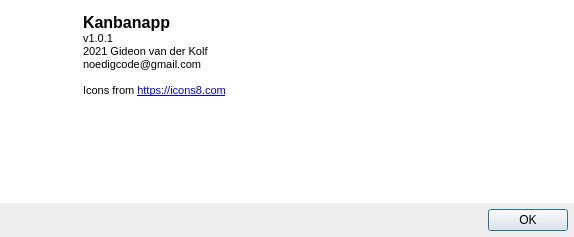
First picture: the form in src/aboutdialog.ui, repository noedigcode/Kanbanapp, before the edit.
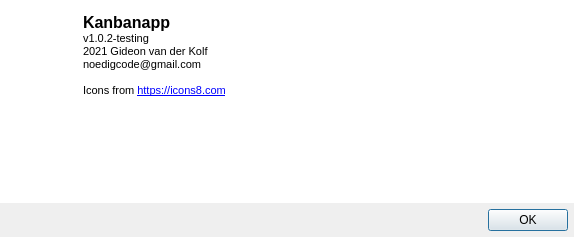
Second picture: the form after the edit. Icons and pictures are not drawn.

Commit message: Add stretch in kanban board so lists are aligned to left when window isn't full yet; Disable list move/delete buttons if no list is selected; Bump version to 1.0.2-testing.

Patch:
```diff
--- a/src/aboutdialog.ui
+++ b/src/aboutdialog.ui
@@ -96,7 +96,7 @@
 p, li { white-space: pre-wrap; }
 &lt;/style&gt;&lt;/head&gt;&lt;body style=&quot; font-family:'MS Shell Dlg 2'; font-size:8.25pt; font-weight:400; font-style:normal;&quot;&gt;
 &lt;p style=&quot; margin-top:0px; margin-bottom:0px; margin-left:0px; margin-right:0px; -qt-block-indent:0; text-indent:0px;&quot;&gt;&lt;span style=&quot; font-size:12pt; font-weight:600;&quot;&gt;Kanbanapp&lt;/span&gt;&lt;/p&gt;
-&lt;p style=&quot; margin-top:0px; margin-bottom:0px; margin-left:0px; margin-right:0px; -qt-block-indent:0; text-indent:0px;&quot;&gt;v1.0.1&lt;/p&gt;
+&lt;p style=&quot; margin-top:0px; margin-bottom:0px; margin-left:0px; margin-right:0px; -qt-block-indent:0; text-indent:0px;&quot;&gt;v1.0.2-testing&lt;/p&gt;
 &lt;p style=&quot; margin-top:0px; margin-bottom:0px; margin-left:0px; margin-right:0px; -qt-block-indent:0; text-indent:0px;&quot;&gt;&lt;span style=&quot; font-size:8pt;&quot;&gt;2021 Gideon van der Kolf&lt;/span&gt;&lt;/p&gt;
 &lt;p style=&quot; margin-top:0px; margin-bottom:0px; margin-left:0px; margin-right:0px; -qt-block-indent:0; text-indent:0px;&quot;&gt;&lt;span style=&quot; font-size:8pt;&quot;&gt;noedigcode@gmail.com&lt;/span&gt;&lt;/p&gt;
 &lt;p style=&quot;-qt-paragraph-type:empty; margin-top:0px; margin-bottom:0px; margin-left:0px; margin-right:0px; -qt-block-indent:0; text-indent:0px; font-size:8pt;&quot;&gt;&lt;br /&gt;&lt;/p&gt;
```
The commit also changes 6 other files.
